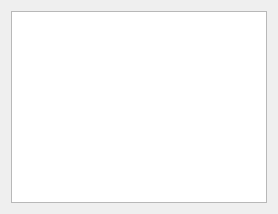
Above: tse_analytics/views/selection/animals/animals_widget.ui from TSE-Systems/tse-analytics before the change. Below: the same form after it.
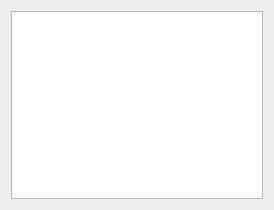
That is the form after the change.

```diff
--- a/tse_analytics/views/selection/animals/animals_widget.ui
+++ b/tse_analytics/views/selection/animals/animals_widget.ui
@@ -2,6 +2,14 @@
 <ui version="4.0">
  <class>AnimalsWidget</class>
  <widget class="QWidget" name="AnimalsWidget">
+  <property name="geometry">
+   <rect>
+    <x>0</x>
+    <y>0</y>
+    <width>274</width>
+    <height>210</height>
+   </rect>
+  </property>
   <property name="windowTitle">
    <string>Form</string>
   </property>
@@ -17,8 +25,11 @@
      <property name="sortingEnabled">
       <bool>true</bool>
      </property>
+     <attribute name="verticalHeaderMinimumSectionSize">
+      <number>20</number>
+     </attribute>
      <attribute name="verticalHeaderDefaultSectionSize">
-      <number>24</number>
+      <number>20</number>
      </attribute>
     </widget>
    </item>
```
